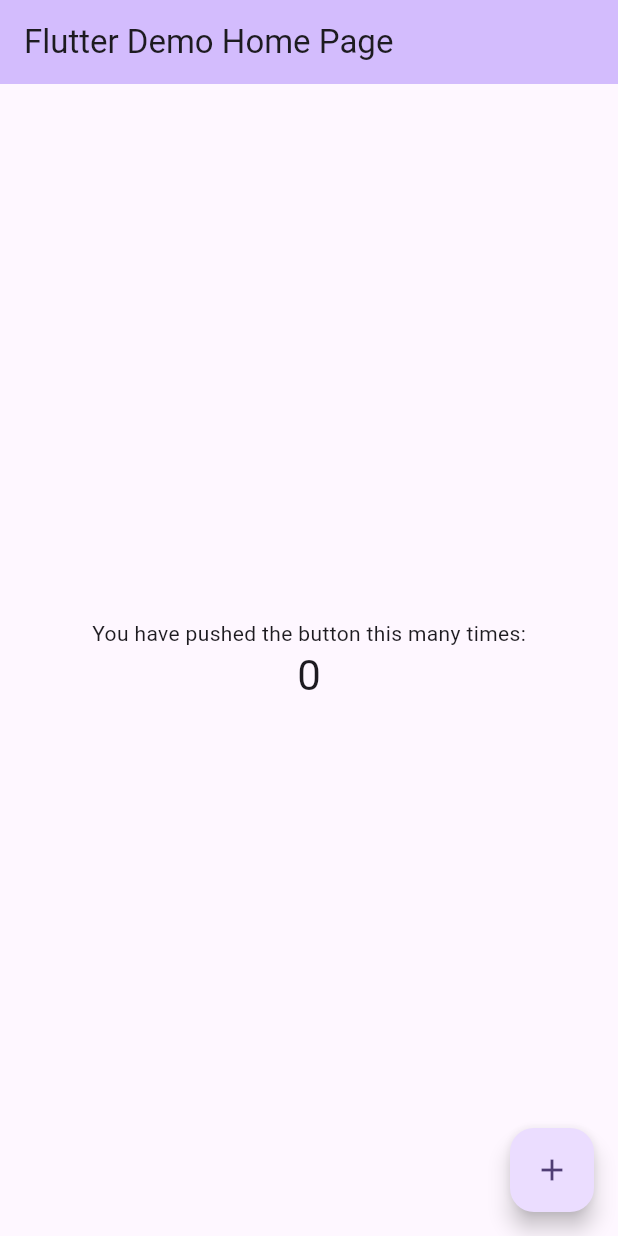
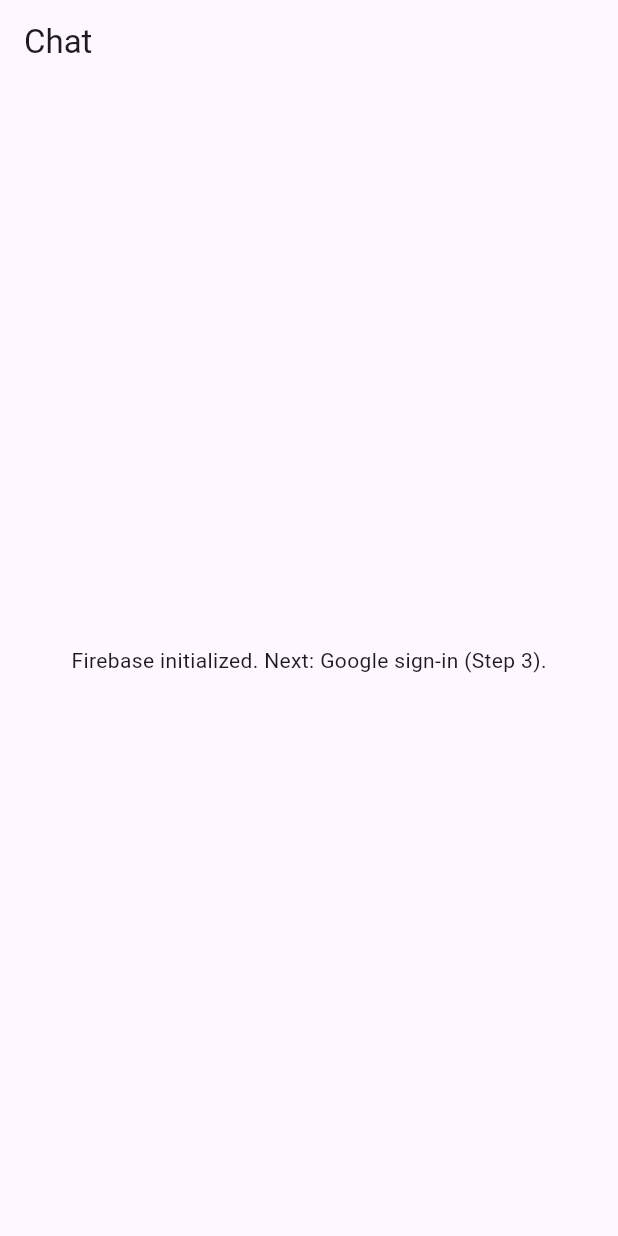
Before and after one commit to Somu050600/test-chat-1, a Flutter app: the screen it shows after launch, on a phone screen of 412 x 824 dp. Run offline on Flutter 3.47's test engine with Material 3 defaults, Android fonts, the phone set to English and light mode, and no system bars; our stand-ins replace firebase_core, flutter_riverpod; accounts and stored records are empty.

Commit message:
chore: Step 1 — Firebase deps, init, and platform placeholders
- Add firebase_core, auth, firestore, messaging, google_sign_in, riverpod, go_router
- Initialize Firebase in main.dart with ProviderScope shell
- Add placeholder firebase_options and Google config files for Android/iOS
- Wire Google Services Gradle plugin; register GoogleService-Info.plist in Xcode
- Fix widget test for new root widget

Co-authored-by: Eega Somasekhara Reddy <Somu050600@users.noreply.github.com>

```diff
--- a/lib/main.dart
+++ b/lib/main.dart
@@ -1,121 +1,41 @@
+import 'package:firebase_core/firebase_core.dart';
 import 'package:flutter/material.dart';
+import 'package:flutter_riverpod/flutter_riverpod.dart';
 
-void main() {
-  runApp(const MyApp());
+import 'firebase_options.dart';
+
+Future<void> main() async {
+  WidgetsFlutterBinding.ensureInitialized();
+  await Firebase.initializeApp(options: DefaultFirebaseOptions.currentPlatform);
+  runApp(const ProviderScope(child: ChatApp()));
 }
 
-class MyApp extends StatelessWidget {
-  const MyApp({super.key});
+/// Step 1 shell; auth and routing arrive in later steps.
+class ChatApp extends StatelessWidget {
+  const ChatApp({super.key});
 
-  // This widget is the root of your application.
   @override
   Widget build(BuildContext context) {
     return MaterialApp(
-      title: 'Flutter Demo',
+      title: 'Chat',
       theme: ThemeData(
-        // This is the theme of your application.
-        //
-        // TRY THIS: Try running your application with "flutter run". You'll see
-        // the application has a purple toolbar. Then, without quitting the app,
-        // try changing the seedColor in the colorScheme below to Colors.green
-        // and then invoke "hot reload" (save your changes or press the "hot
-        // reload" button in a Flutter-supported IDE, or press "r" if you used
-        // the command line to start the app).
-        //
-        // Notice that the counter didn't reset back to zero; the application
-        // state is not lost during the reload. To reset the state, use hot
-        // restart instead.
-        //
-        // This works for code too, not just values: Most code changes can be
-        // tested with just a hot reload.
-        colorScheme: .fromSeed(seedColor: Colors.deepPurple),
+        colorScheme: ColorScheme.fromSeed(seedColor: Colors.deepPurple),
+        useMaterial3: true,
       ),
-      home: const MyHomePage(title: 'Flutter Demo Home Page'),
+      home: const _SetupHome(),
     );
   }
 }
 
-class MyHomePage extends StatefulWidget {
-  const MyHomePage({super.key, required this.title});
-
-  // This widget is the home page of your application. It is stateful, meaning
-  // that it has a State object (defined below) that contains fields that affect
-  // how it looks.
-
-  // This class is the configuration for the state. It holds the values (in this
-  // case the title) provided by the parent (in this case the App widget) and
-  // used by the build method of the State. Fields in a Widget subclass are
-  // always marked "final".
-
-  final String title;
-
-  @override
-  State<MyHomePage> createState() => _MyHomePageState();
-}
-
-class _MyHomePageState extends State<MyHomePage> {
-  int _counter = 0;
-
-  void _incrementCounter() {
-    setState(() {
-      // This call to setState tells the Flutter framework that something has
-      // changed in this State, which causes it to rerun the build method below
-      // so that the display can reflect the updated values. If we changed
-      // _counter without calling setState(), then the build method would not be
-      // called again, and so nothing would appear to happen.
-      _counter++;
-    });
-  }
+class _SetupHome extends StatelessWidget {
+  const _SetupHome();
 
   @override
   Widget build(BuildContext context) {
-    // This method is rerun every time setState is called, for instance as done
-    // by the _incrementCounter method above.
-    //
-    // The Flutter framework has been optimized to make rerunning build methods
-    // fast, so that you can just rebuild anything that needs updating rather
-    // than having to individually change instances of widgets.
     return Scaffold(
-      appBar: AppBar(
-        // TRY THIS: Try changing the color here to a specific color (to
-        // Colors.amber, perhaps?) and trigger a hot reload to see the AppBar
-        // change color while the other colors stay the same.
-        backgroundColor: Theme.of(context).colorScheme.inversePrimary,
-        // Here we take the value from the MyHomePage object that was created by
-        // the App.build method, and use it to set our appbar title.
-        title: Text(widget.title),
-      ),
-      body: Center(
-        // Center is a layout widget. It takes a single child and positions it
-        // in the middle of the parent.
-        child: Column(
-          // Column is also a layout widget. It takes a list of children and
-          // arranges them vertically. By default, it sizes itself to fit its
-          // children horizontally, and tries to be as tall as its parent.
-          //
-          // Column has various properties to control how it sizes itself and
-          // how it positions its children. Here we use mainAxisAlignment to
-          // center the children vertically; the main axis here is the vertical
-          // axis because Columns are vertical (the cross axis would be
-          // horizontal).
-          //
-          // TRY THIS: Invoke "debug painting" (choose the "Toggle Debug Paint"
-          // action in the IDE, or press "p" in the console), to see the
-          // wireframe for each widget.
-          mainAxisAlignment: .center,
-          children: [
-            const Text('You have pushed the button this many times:'),
-            Text(
-              '$_counter',
-              style: Theme.of(context).textTheme.headlineMedium,
-            ),
-          ],
-        ),
-      ),
-      floatingActionButton: FloatingActionButton(
-        onPressed: _incrementCounter,
-        tooltip: 'Increment',
-        child: const Icon(Icons.add),
+      appBar: AppBar(title: const Text('Chat')),
+      body: const Center(
+        child: Text('Firebase initialized. Next: Google sign-in (Step 3).'),
       ),
     );
   }
```
Also changed, not shown: pubspec.yaml (+7 -0 lines), lib/firebase_options.dart (added), 6 other files.
